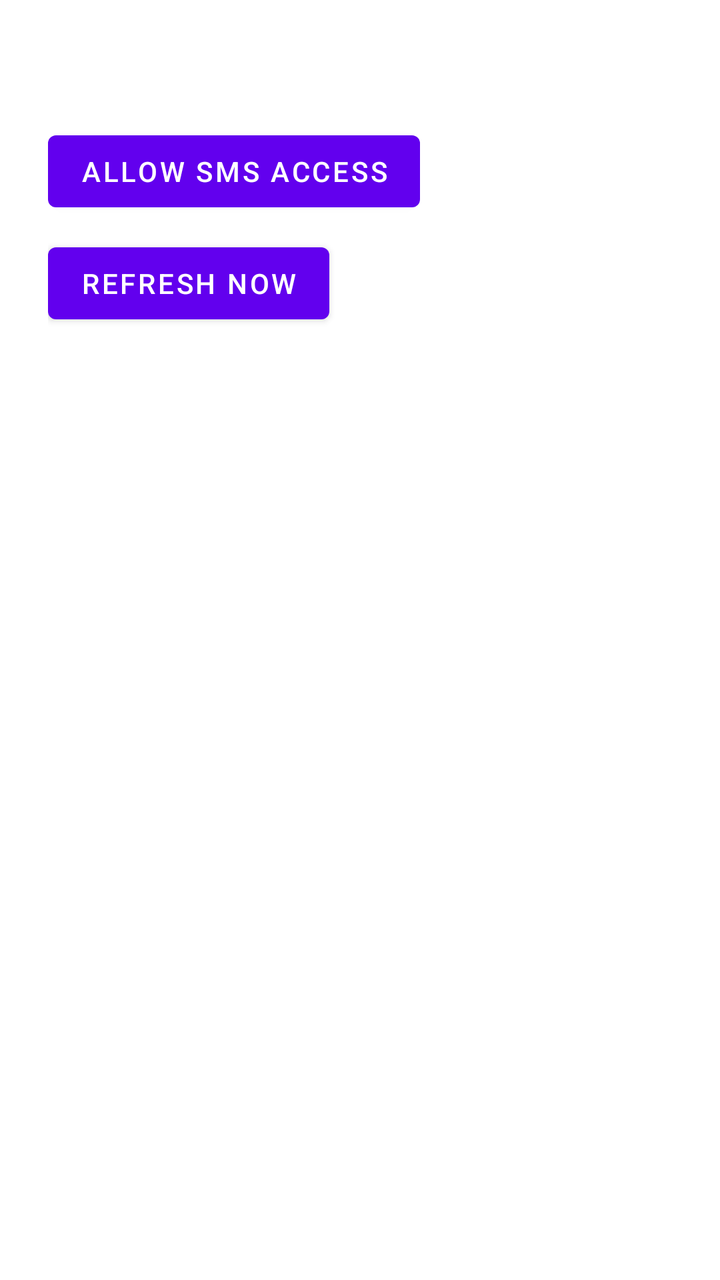
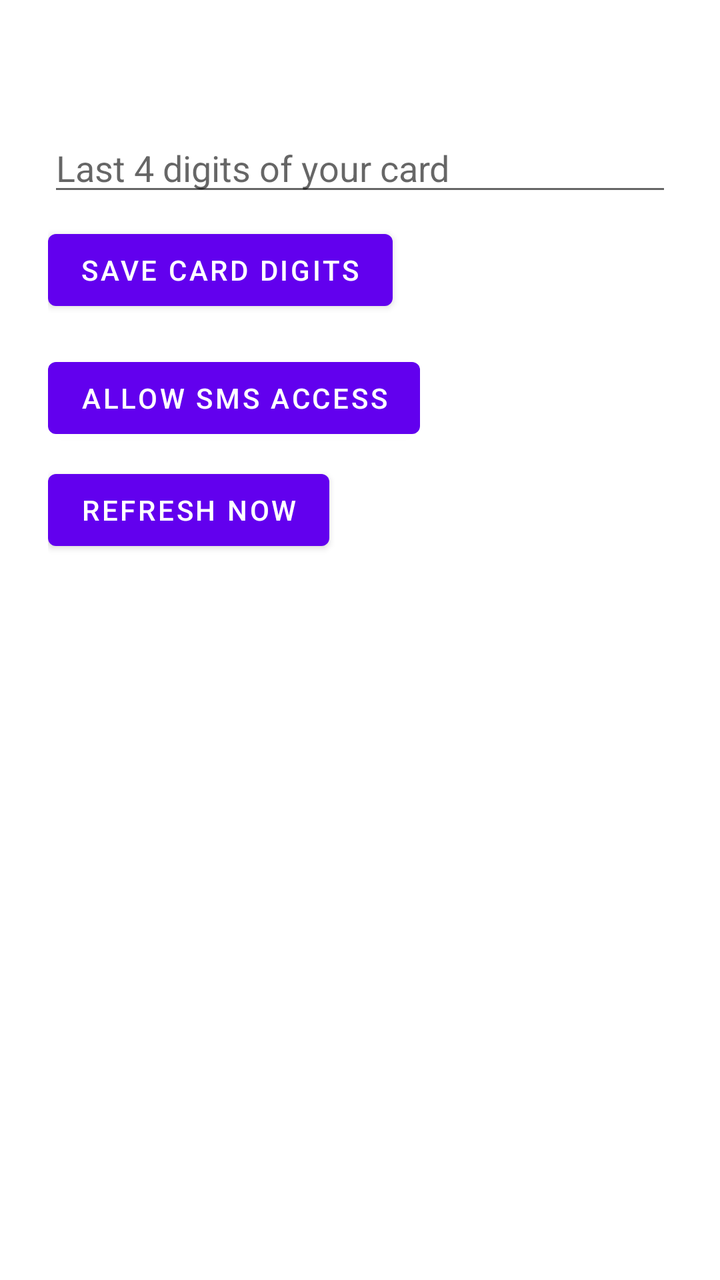

Before-and-after screenshots of an Android layout around one commit, followed by the original layout XML and the change that was made.
<!-- AndroidManifest.xml: fallback theme Theme.MaterialComponents.DayNight.NoActionBar -->
<!-- res/layout/activity_main.xml -->
<?xml version="1.0" encoding="utf-8"?>
<LinearLayout xmlns:android="http://schemas.android.com/apk/res/android"
    android:layout_width="match_parent"
    android:layout_height="match_parent"
    android:orientation="vertical"
    android:padding="24dp">

    <TextView
        android:id="@+id/tv_summary"
        android:layout_width="match_parent"
        android:layout_height="wrap_content"
        android:textSize="16sp" />

    <Button
        android:id="@+id/btn_allow"
        android:layout_width="wrap_content"
        android:layout_height="wrap_content"
        android:layout_marginTop="16dp"
        android:text="Allow SMS access" />

    <Button
        android:id="@+id/btn_refresh"
        android:layout_width="wrap_content"
        android:layout_height="wrap_content"
        android:layout_marginTop="8dp"
        android:text="Refresh now" />

</LinearLayout>
<!-- resources referenced by this layout -->
<resources>

</resources>

<!-- the commit's change to res/layout/activity_main.xml (unified diff, before → after) -->
@@ -10,6 +10,22 @@
         android:layout_width="match_parent"
         android:layout_height="wrap_content"
         android:textSize="16sp" />
+
+    <EditText
+        android:id="@+id/et_last4"
+        android:layout_width="match_parent"
+        android:layout_height="wrap_content"
+        android:layout_marginTop="16dp"
+        android:hint="Last 4 digits of your card"
+        android:inputType="number"
+        android:maxLength="4" />
+
+    <Button
+        android:id="@+id/btn_save_last4"
+        android:layout_width="wrap_content"
+        android:layout_height="wrap_content"
+        android:layout_marginTop="8dp"
+        android:text="Save card digits" />
 
     <Button
         android:id="@+id/btn_allow"
